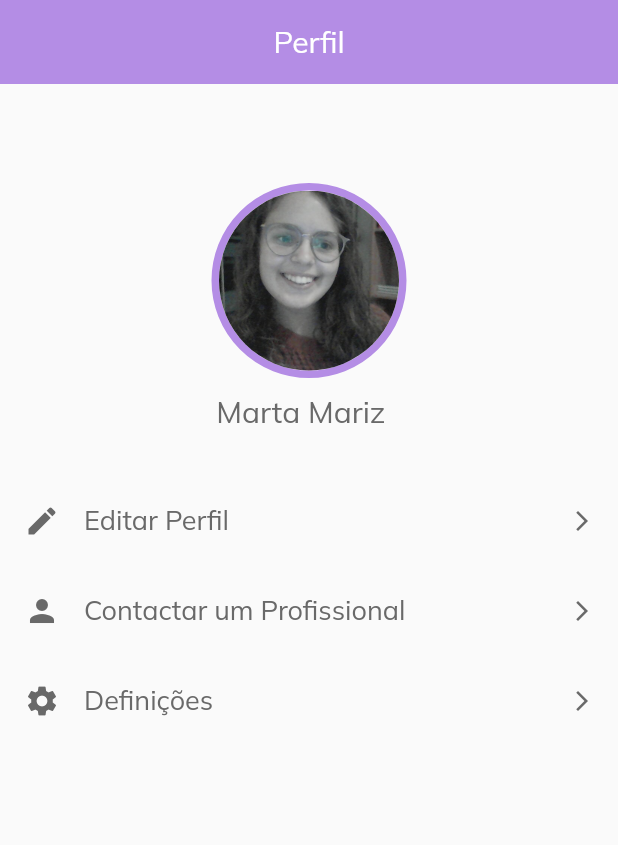
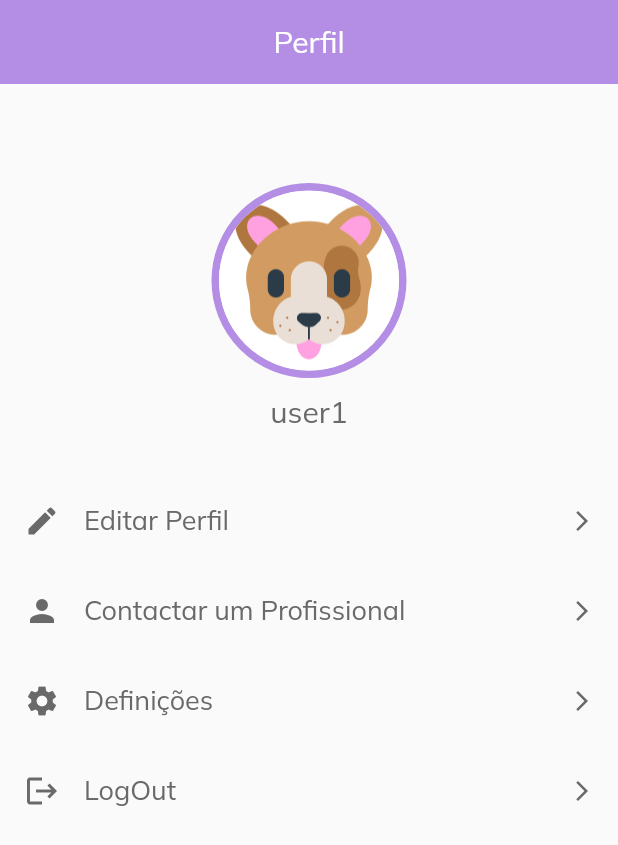
Before and after one commit to MartaMariz/PI_PCAs, a Flutter app: the Profile screen opened directly, on a phone screen of 412 x 824 dp. Shown: the top 845 px of the screen. Run offline on Flutter 3.47's test engine with Material 2 defaults, Android fonts, the phone set to English and light mode, and no system bars; our stand-ins replace cloud_firestore, firebase_core; accounts and stored records are empty.

Commit message:
New icons for profile

```diff
--- a/lib/view/pages/profile_view.dart
+++ b/lib/view/pages/profile_view.dart
@@ -11,6 +11,16 @@ class Profile extends StatefulWidget{
 }
 
 class _ProfileState extends State<Profile>{
+
+  List<String> profilePics = [
+    'lib/assets/images/bunny_icon.png',
+    'lib/assets/images/cat_icon.png',
+    'lib/assets/images/cow_icon.png',
+    'lib/assets/images/dog_icon.png',
+    'lib/assets/images/fox_icon.png',
+    'lib/assets/images/frog_icon.png'
+  ];
+
   @override
   Widget build(BuildContext context) {
     Size size = MediaQuery.of(context).size;
@@ -35,10 +45,10 @@ class _ProfileState extends State<Profile>{
               ),
               Container(
                 width: 150,
-                child: const CircleAvatar(
+                child: CircleAvatar(
                   radius : 60,
                   backgroundColor: Colors.transparent,
-                  backgroundImage:  ExactAssetImage('lib/assets/images/profile.jpg'),
+                  backgroundImage: ExactAssetImage(profilePics[3]),
                 ),
                 decoration:  BoxDecoration(
                   shape: BoxShape.circle,
@@ -52,13 +62,15 @@ class _ProfileState extends State<Profile>{
                 height: 10,
               ),
           SizedBox(
-            width: size.width * .3,
-            child: const Text('Marta Mariz',
-              style: TextStyle(fontSize: 20,
-              color: textGrayColor,
-              fontFamily: 'Mulish'),
+              width: size.width * .3,
+              child: const Text('user1',
+                textAlign: TextAlign.center,
+                style: TextStyle(fontSize: 20,
+                    color: textGrayColor,
+                    fontFamily: 'Mulish'),
+              ),
             ),
-          ),
+
               const SizedBox(
                 height: 30,
               ),
@@ -70,6 +82,7 @@ class _ProfileState extends State<Profile>{
                     ProfileButton (text: 'Editar Perfil', iconData: Icons.edit, redirect: Contacts(),),
                     ProfileButton (text: 'Contactar um Profissional', iconData: Icons.person, redirect: Contacts()),
                     ProfileButton (text: 'Definições', iconData: Icons.settings, redirect: Contacts()),
+                    ProfileButton (text: 'LogOut', iconData: Icons.logout, redirect: Contacts()),
                   ],
 
                 ),
@@ -92,6 +105,7 @@ class ProfileButton extends StatelessWidget {
   const ProfileButton({
     Key? key, required this.iconData, required this.text, required this.redirect
   }) : super(key: key);
+
 
   @override
   Widget build(BuildContext context) {
@@ -128,4 +142,5 @@ class ProfileButton extends StatelessWidget {
       ),
     ) ;
   }
+
 }
```
Also changed, not shown: pubspec.yaml (+7 -1 lines), lib/assets/images/bunny_icon.png (added), lib/assets/images/cat_icon.png (added), lib/assets/images/cow_icon.png (added), lib/assets/images/dog_icon.png (added), lib/assets/images/fox_icon.png (added), lib/assets/images/frog_icon.png (added).
